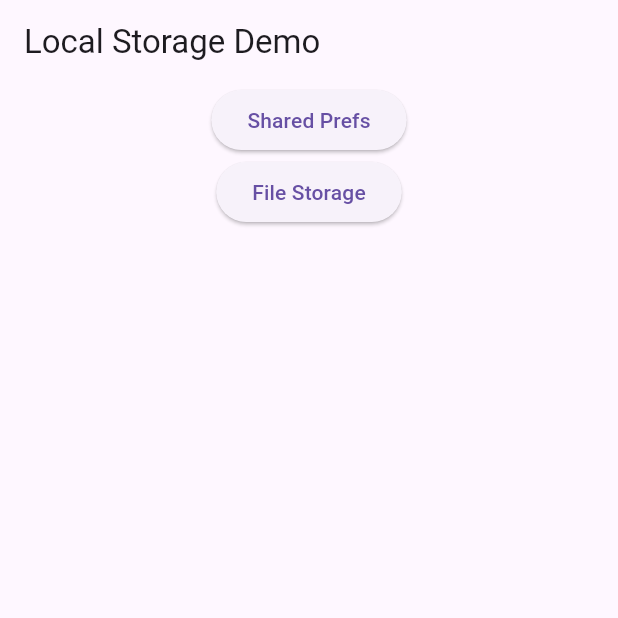
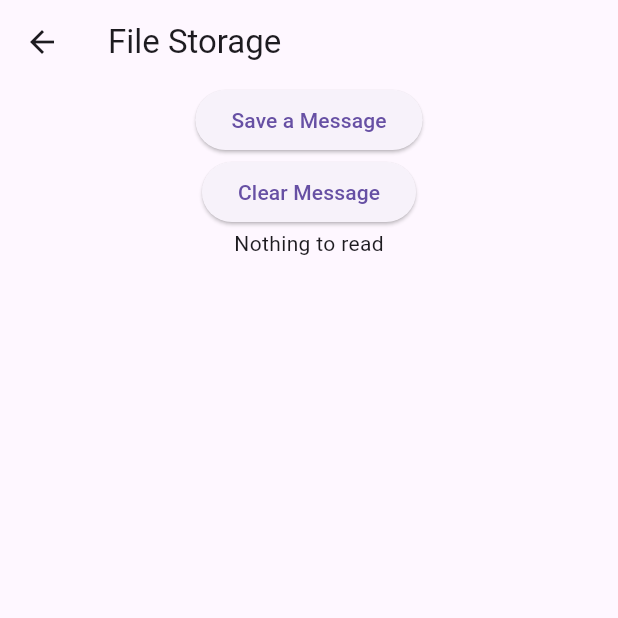
Before and after one commit to arielccjr/MobileApp-workbook, a Flutter app: the screen it shows after launch, after a tap on "File Storage", on a phone screen of 412 x 824 dp, the top half of it. Run offline on Flutter 3.47's test engine with Material 3 defaults, Android fonts, the phone set to English and light mode, and no system bars; our stand-ins replace shared_preferences.

Commit message:
Week 06 KV and File Storage - path_provider

```diff
--- a/week_06_kv_file_storage/lib/pages/file_storage.dart
+++ b/week_06_kv_file_storage/lib/pages/file_storage.dart
@@ -0,0 +1,83 @@
+import 'dart:io';
+
+import 'package:flutter/material.dart';
+import 'package:path_provider/path_provider.dart';
+
+class FileStorage extends StatefulWidget {
+  const FileStorage({super.key});
+
+  @override
+  State<FileStorage> createState() => _FileStorageState();
+}
+
+class _FileStorageState extends State<FileStorage> {
+  var _message = '';
+
+  @override
+  void initState() {
+    _readFromStorage();
+    super.initState();
+  }
+
+  /// Utilize [path_provider] to get access to the
+  /// documents directory to store a local file
+  Future<File> get _localFile async {
+    final directory = await getApplicationDocumentsDirectory();
+    // Hard-coded filename, doesn't have to be that way
+    return File('${directory.path}/storage.txt');
+  }
+
+  Future<void> _readFromStorage() async {
+    final file = await _localFile;
+
+    var contents = '';
+
+    if (await file.exists()) {
+      contents = await file.readAsString();
+    }
+
+    setState(() {
+      _message = contents;
+    });
+  }
+
+  @override
+  Widget build(BuildContext context) {
+    return Scaffold(
+      appBar: AppBar(
+        title: const Text('File Storage'),
+      ),
+      body: Center(
+        child: Column(
+          children: [
+            ElevatedButton(
+              onPressed: () async {
+                setState(() {
+                  _message = 'Something to write';
+                });
+
+                // Write to the local file
+                final file = await _localFile;
+                await file.writeAsString(_message);
+              },
+              child: const Text('Save a Message'),
+            ),
+            ElevatedButton(
+              onPressed: () async {
+                setState(() {
+                  _message = '';
+                });
+
+                // Write to the local file
+                final file = await _localFile;
+                await file.writeAsString(_message);
+              },
+              child: const Text('Clear Message'),
+            ),
+            _message.isEmpty ? const Text('Nothing to read') : Text(_message),
+          ],
+        ),
+      ),
+    );
+  }
+}
--- a/week_06_kv_file_storage/lib/pages/home.dart
+++ b/week_06_kv_file_storage/lib/pages/home.dart
@@ -1,4 +1,5 @@
 import 'package:flutter/material.dart';
+import 'package:week_06_kv_file_storage/pages/file_storage.dart';
 import 'package:week_06_kv_file_storage/pages/shared_prefs.dart';
 
 class Home extends StatelessWidget {
@@ -25,11 +26,11 @@ class Home extends StatelessWidget {
             ),
             ElevatedButton(
               onPressed: () {
-                // Navigator.of(context).push(
-                //   MaterialPageRoute(
-                //     builder: (context) => PageTwo(),
-                //   ),
-                // );
+                Navigator.of(context).push(
+                  MaterialPageRoute(
+                    builder: (context) => FileStorage(),
+                  ),
+                );
               },
               child: const Text('File Storage'),
             ),
```
